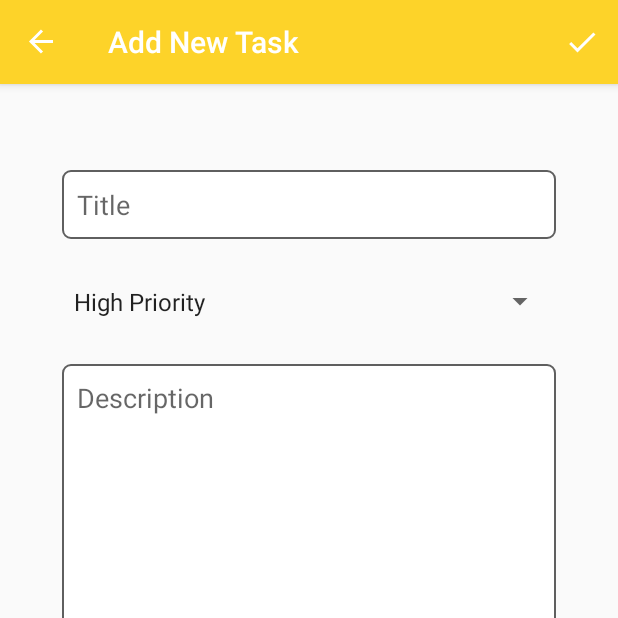
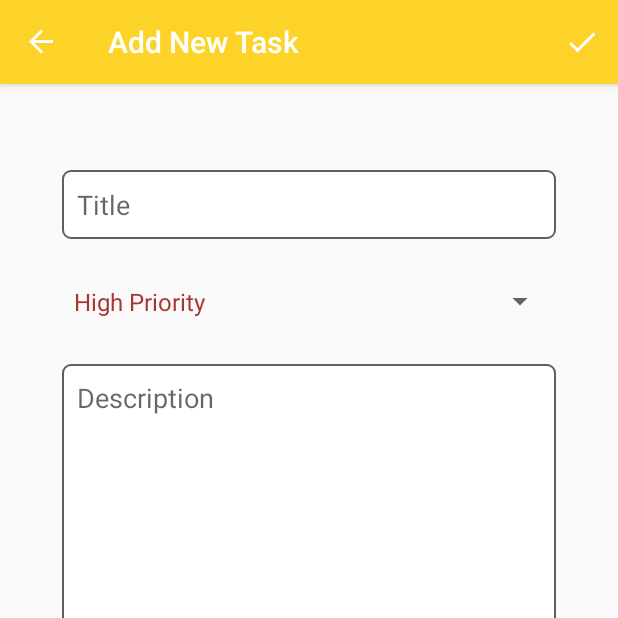
Before and after one commit to rizkitriandani/ToDoList, an Android app: the AddFragment screen opened through its navigation route, on a phone screen of 412 x 824 dp, the top half of it. Run offline under Robolectric (Android 15) with nearby library versions, the phone set to English and light mode, and no system bars; our stand-ins replace navigation-ui.

Commit message:
Add logic to change priorities text color accordiing to each prorities.

```diff
--- a/app/src/main/java/com/belajar/todolist/fragments/SharedViewModel.kt
+++ b/app/src/main/java/com/belajar/todolist/fragments/SharedViewModel.kt
@@ -2,10 +2,39 @@ package com.belajar.todolist.fragments
 
 import android.app.Application
 import android.text.TextUtils
+import android.view.View
+import android.widget.AdapterView
+import android.widget.TextView
+import androidx.core.content.ContextCompat
 import androidx.lifecycle.AndroidViewModel
+import com.belajar.todolist.R
 import com.belajar.todolist.data.models.Priority
 
 class SharedViewModel(application:Application) : AndroidViewModel(application) {
+
+    val listener: AdapterView.OnItemSelectedListener = object :
+        AdapterView.OnItemSelectedListener{
+        override fun onItemSelected(
+            parent: AdapterView<*>?,
+            view: View?,
+            position: Int,
+            id: Long) {
+
+            when(position){
+                0 -> {(parent?.getChildAt(0) as TextView).setTextColor(ContextCompat.getColor(application, R.color.priorityRed))}
+                1 -> {(parent?.getChildAt(0) as TextView).setTextColor(ContextCompat.getColor(application, R.color.priorityYellow))}
+                2 -> {(parent?.getChildAt(0) as TextView).setTextColor(ContextCompat.getColor(application, R.color.priorityGreen))}
+            }
+
+        }
+
+        override fun onNothingSelected(parent: AdapterView<*>?) {
+            (parent?.getChildAt(0) as TextView).setTextColor(ContextCompat.getColor(application, R.color.colorAccentBlack))
+        }
+
+
+    }
+
 
     //method untuk ngecek inputan dari user
     fun verifyDataFromUser(title: String, description: String): Boolean {
--- a/app/src/main/java/com/belajar/todolist/fragments/add/AddFragment.kt
+++ b/app/src/main/java/com/belajar/todolist/fragments/add/AddFragment.kt
@@ -13,6 +13,7 @@ import com.belajar.todolist.data.models.Priority
 import com.belajar.todolist.data.models.ToDoData
 import com.belajar.todolist.fragments.SharedViewModel
 import kotlinx.android.synthetic.main.fragment_add.*
+import kotlinx.android.synthetic.main.fragment_add.view.*
 
 class AddFragment : Fragment() {
 
@@ -30,6 +31,9 @@ class AddFragment : Fragment() {
         // Inflate the layout for this fragment
         setHasOptionsMenu(true)
         val view =inflater.inflate(R.layout.fragment_add, container, false)
+
+        view.spinnerPriority.onItemSelectedListener = sharedViewModel.listener
+
         return view
     }
 
--- a/app/src/main/res/values/colors.xml
+++ b/app/src/main/res/values/colors.xml
@@ -7,4 +7,8 @@
     <color name="colorAccentGrey">#5f5f5f</color>
     <color name="colorAccentWhite">#ffff</color>
 
+    <color name="priorityRed">#A83732</color>
+    <color name="priorityYellow">#FFDF01</color>
+    <color name="priorityGreen">#006B3D</color>
+
 </resources>
```
